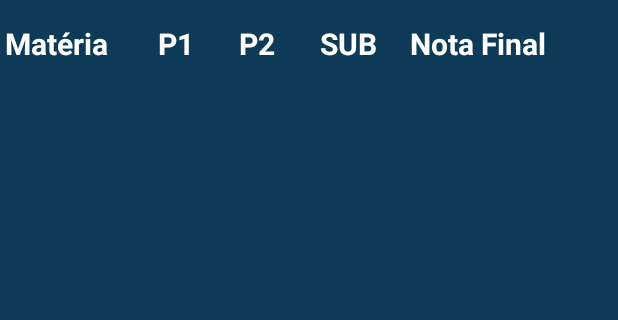
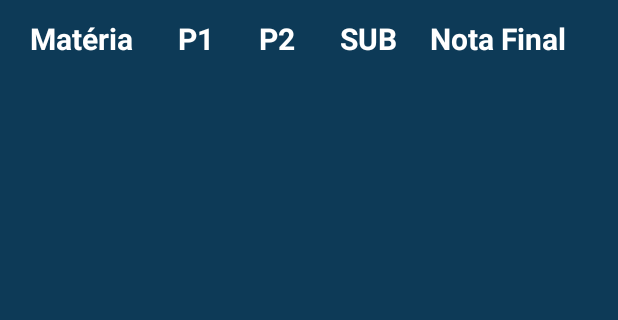
Before and after one commit to xhablau/AppFaculMobile, an Android app: the NotaActivity screen opened directly, with no data from a screen before it, on a phone screen of 412 x 824 dp, the part 62-382 px from its top. Run offline under Robolectric (Android 15) with nearby library versions, the phone set to English and light mode, and no system bars; 1 statement that could not run was skipped.

Commit message:
scroll view e img icon

```diff
--- a/AppFacul2/app/src/main/res/layout/activity_nota.xml
+++ b/AppFacul2/app/src/main/res/layout/activity_nota.xml
@@ -18,7 +18,9 @@
             android:orientation="vertical">
 
             <include layout="@layout/menu_toolbar"></include>
-
+    <HorizontalScrollView
+        android:layout_width="match_parent"
+        android:layout_height="match_parent">
         <TableLayout
             android:layout_width="match_parent"
             android:layout_height="match_parent">
@@ -27,7 +29,7 @@
                 android:layout_height="match_parent">
                 <TextView
                     android:text="Matéria"
-                        android:padding="3dip"
+                    android:paddingLeft="20dp"
                     android:textSize="20sp"
                     android:textColor="@color/white"
                     android:textStyle="bold"
@@ -68,6 +70,7 @@
                     android:id="@+id/disciplinaNota"
                     android:layout_width="match_parent"
                     android:layout_height="match_parent"
+                    android:paddingLeft="18dp"
                     android:gravity="left"
                     android:text="Matéria"
                     android:textColor="@color/white"
@@ -79,6 +82,7 @@
                     android:layout_width="52dp"
                     android:layout_height="match_parent"
                     android:paddingLeft="30dp"
+                    android:gravity="center"
                     android:text="P1"
                     android:textColor="@color/white"
                     android:textSize="10sp"
@@ -89,6 +93,7 @@
                     android:layout_width="54dp"
                     android:layout_height="match_parent"
                     android:paddingLeft="30dp"
+                    android:gravity="center"
                     android:text="P2"
                     android:textColor="@color/white"
                     android:textSize="10sp"
@@ -97,6 +102,7 @@
                 <TextView
                     android:id="@+id/subNota"
                     android:layout_width="70dp"
+                    android:gravity="center"
                     android:layout_height="match_parent"
                     android:paddingLeft="30dp"
                     android:text="SUB"
@@ -109,12 +115,15 @@
                     android:layout_width="113dp"
                     android:layout_height="match_parent"
                     android:paddingLeft="30dp"
+                    android:gravity="center"
                     android:text="Nota Final"
                     android:textColor="@color/white"
                     android:textSize="10sp"
                     android:textStyle="bold" />
             </TableRow>
         </TableLayout>
+    </HorizontalScrollView>
+
         </LinearLayout>
 
     </androidx.constraintlayout.widget.ConstraintLayout>
```
Also changed, not shown: AppFacul2/app/src/debug/ic_launcher-playstore.png, AppFacul2/app/src/debug/res/mipmap-hdpi/ic_launcher.png, AppFacul2/app/src/debug/res/mipmap-hdpi/ic_launcher_foreground.png, AppFacul2/app/src/debug/res/mipmap-hdpi/ic_launcher_round.png, AppFacul2/app/src/debug/res/mipmap-mdpi/ic_launcher.png, AppFacul2/app/src/debug/res/mipmap-mdpi/ic_launcher_foreground.png, AppFacul2/app/src/debug/res/mipmap-mdpi/ic_launcher_round.png, AppFacul2/app/src/debug/res/mipmap-xhdpi/ic_launcher.png, AppFacul2/app/src/debug/res/mipmap-xhdpi/ic_launcher_foreground.png, AppFacul2/app/src/debug/res/mipmap-xhdpi/ic_launcher_round.png, AppFacul2/app/src/debug/res/mipmap-xxhdpi/ic_launcher.png, AppFacul2/app/src/debug/res/mipmap-xxhdpi/ic_launcher_foreground.png, AppFacul2/app/src/debug/res/mipmap-xxhdpi/ic_launcher_round.png, AppFacul2/app/src/debug/res/mipmap-xxxhdpi/ic_launcher.png, 2 more files. Lines whose indentation alone changed are shown as unchanged.
